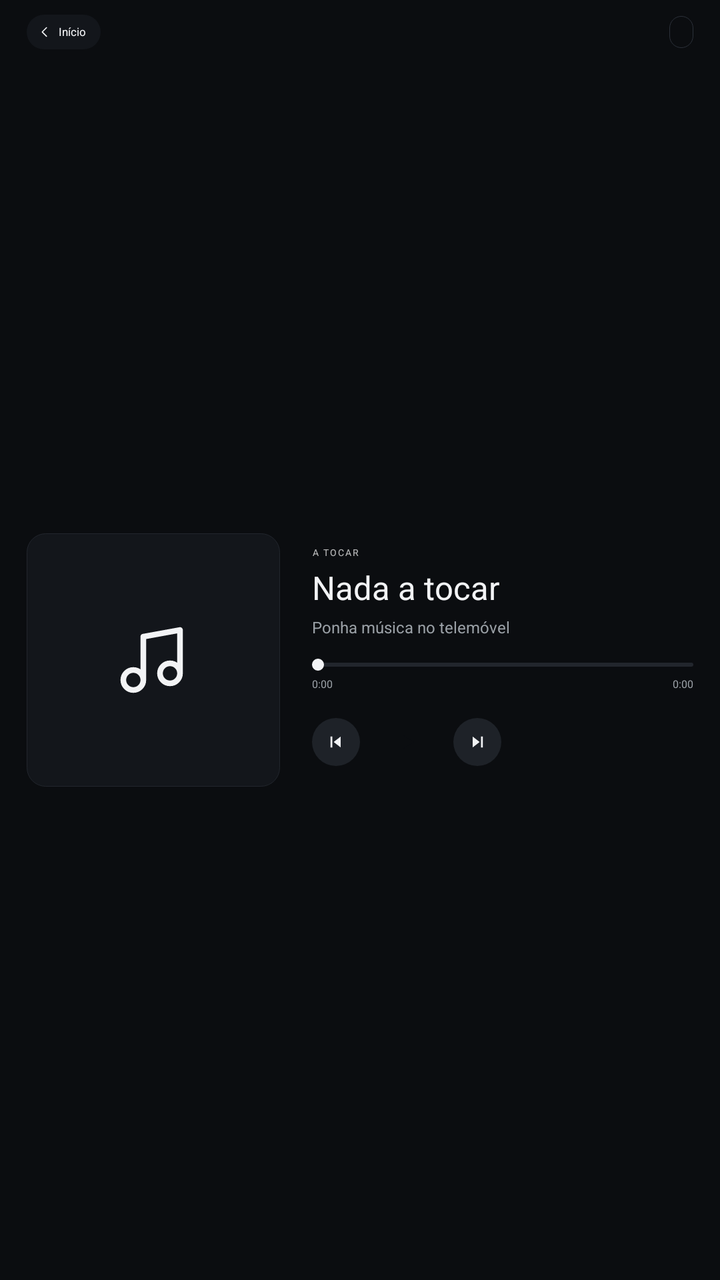
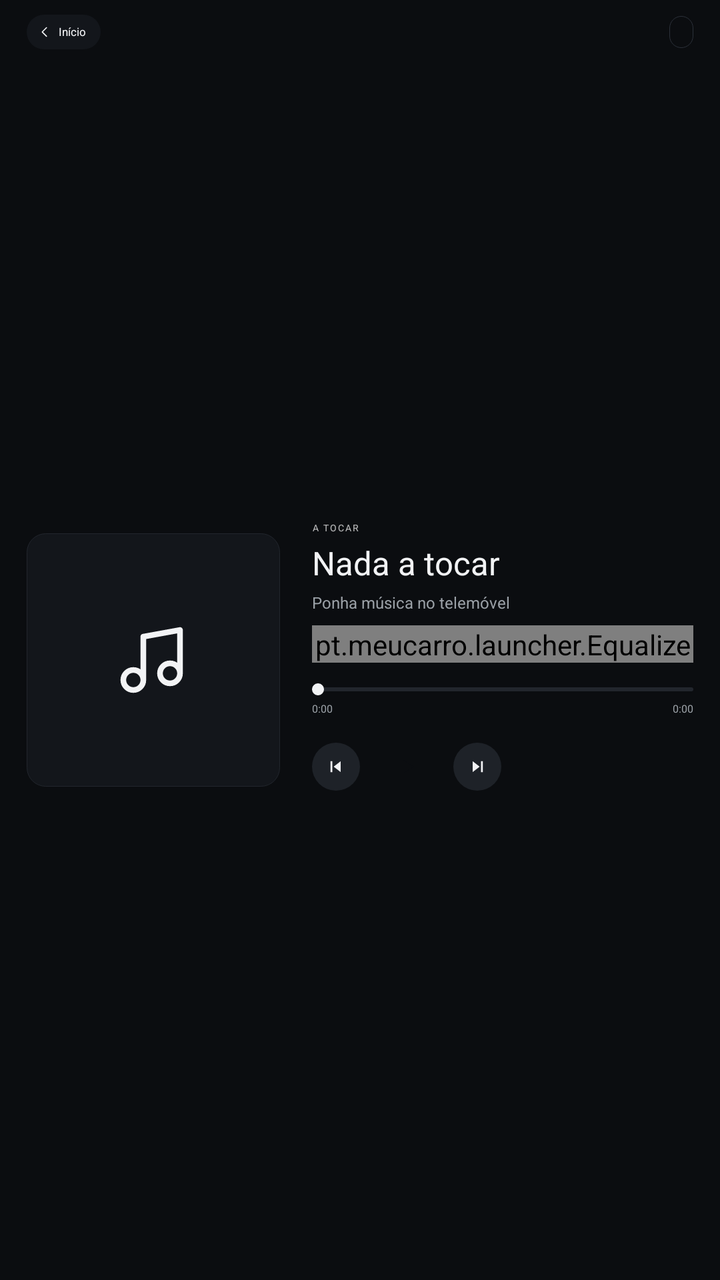

An Android layout rendered at two revisions. The XML below is the earlier revision; the diff shows what the commit changed to produce the second picture.
<!-- AndroidManifest.xml: application theme AppTheme -->
<!-- res/layout/layout_tocar.xml -->
<?xml version="1.0" encoding="utf-8"?>
<LinearLayout xmlns:android="http://schemas.android.com/apk/res/android"
    android:layout_width="match_parent"
    android:layout_height="match_parent"
    android:background="#FF0B0D10"
    android:orientation="vertical"
    android:paddingStart="40px"
    android:paddingTop="20px"
    android:paddingEnd="40px"
    android:paddingBottom="36px">

    
    <LinearLayout
        android:layout_width="match_parent"
        android:layout_height="56px"
        android:gravity="center_vertical"
        android:orientation="horizontal">

        <LinearLayout
            android:id="@+id/btn_back"
            android:layout_width="wrap_content"
            android:layout_height="52px"
            android:background="@drawable/pill_bg"
            android:clickable="true"
            android:contentDescription="Voltar ao início"
            android:focusable="true"
            android:gravity="center_vertical"
            android:orientation="horizontal"
            android:paddingStart="16px"
            android:paddingEnd="22px">

            <ImageView
                android:layout_width="22px"
                android:layout_height="22px"
                android:importantForAccessibility="no"
                android:scaleType="fitCenter"
                android:src="@drawable/ic_back" />

            <TextView
                android:layout_width="wrap_content"
                android:layout_height="wrap_content"
                android:layout_marginStart="10px"
                android:tag="w600"
                android:text="Início"
                android:textColor="#FFF2F3F5"
                android:textSize="17px" />
        </LinearLayout>

        <View
            android:layout_width="0px"
            android:layout_height="1px"
            android:layout_weight="1" />

        <TextView
            android:id="@+id/source_chip"
            android:layout_width="wrap_content"
            android:layout_height="48px"
            android:background="@drawable/chip_bg"
            android:clickable="true"
            android:focusable="true"
            android:gravity="center"
            android:maxLines="1"
            android:paddingStart="18px"
            android:paddingEnd="18px"
            android:tag="w600"
            android:textColor="#FFC9CDD3"
            android:textSize="16px" />
    </LinearLayout>

    
    <LinearLayout
        android:layout_width="match_parent"
        android:layout_height="0px"
        android:layout_marginTop="20px"
        android:layout_weight="1"
        android:gravity="center_vertical"
        android:orientation="horizontal">

        <FrameLayout
            android:id="@+id/art_box"
            android:layout_width="380px"
            android:layout_height="380px"
            android:background="@drawable/card_bg">

            <ImageView
                android:id="@+id/art_placeholder"
                android:layout_width="120px"
                android:layout_height="120px"
                android:layout_gravity="center"
                android:importantForAccessibility="no"
                android:scaleType="fitCenter"
                android:src="@drawable/ic_music"
                android:tag="accent_tint" />

            <ImageView
                android:id="@+id/art"
                android:layout_width="match_parent"
                android:layout_height="match_parent"
                android:contentDescription="Capa do álbum"
                android:scaleType="centerCrop"
                android:visibility="gone" />
        </FrameLayout>

        <LinearLayout
            android:layout_width="0px"
            android:layout_height="wrap_content"
            android:layout_marginStart="48px"
            android:layout_weight="1"
            android:orientation="vertical">

            <TextView
                android:id="@+id/np_label"
                android:layout_width="wrap_content"
                android:layout_height="wrap_content"
                android:letterSpacing="0.14"
                android:tag="w700 accent_text"
                android:text="A TOCAR"
                android:textSize="14px" />

            <TextView
                android:id="@+id/np_title"
                android:layout_width="match_parent"
                android:layout_height="wrap_content"
                android:layout_marginTop="10px"
                android:ellipsize="end"
                android:letterSpacing="0"
                android:maxLines="2"
                android:tag="w600"
                android:text="Nada a tocar"
                android:textColor="#FFF2F3F5"
                android:textSize="49px" />

            <TextView
                android:id="@+id/np_subtitle"
                android:layout_width="match_parent"
                android:layout_height="wrap_content"
                android:layout_marginTop="10px"
                android:ellipsize="end"
                android:maxLines="1"
                android:tag="w500"
                android:text="Ponha música no telemóvel"
                android:textColor="#FF9AA0A6"
                android:textSize="24px" />

            <TextView
                android:id="@+id/btn_access"
                android:layout_width="wrap_content"
                android:layout_height="56px"
                android:layout_marginTop="24px"
                android:background="@drawable/pill_bg"
                android:clickable="true"
                android:focusable="true"
                android:gravity="center"
                android:paddingStart="26px"
                android:paddingEnd="26px"
                android:tag="w600"
                android:text="Ativar acesso"
                android:textColor="#FFF2F3F5"
                android:textSize="19px"
                android:visibility="gone" />

            <LinearLayout
                android:id="@+id/progress_row"
                android:layout_width="match_parent"
                android:layout_height="wrap_content"
                android:layout_marginTop="28px"
                android:orientation="vertical">

                <FrameLayout
                    android:id="@+id/progress_track"
                    android:layout_width="match_parent"
                    android:layout_height="24px">

                    <View
                        android:layout_width="match_parent"
                        android:layout_height="6px"
                        android:layout_gravity="center_vertical"
                        android:background="@drawable/track_bg" />

                    <View
                        android:id="@+id/progress_fill"
                        android:layout_width="0px"
                        android:layout_height="6px"
                        android:layout_gravity="center_vertical|start"
                        android:tag="accent_bar" />

                    <View
                        android:id="@+id/progress_thumb"
                        android:layout_width="18px"
                        android:layout_height="18px"
                        android:layout_gravity="center_vertical|start"
                        android:background="@drawable/thumb_bg" />
                </FrameLayout>

                <LinearLayout
                    android:layout_width="match_parent"
                    android:layout_height="wrap_content"
                    android:layout_marginTop="6px"
                    android:orientation="horizontal">

                    <TextView
                        android:id="@+id/time_pos"
                        android:layout_width="wrap_content"
                        android:layout_height="wrap_content"
                        android:tag="w500"
                        android:text="0:00"
                        android:textColor="#FF9AA0A6"
                        android:textSize="16px" />

                    <View
                        android:layout_width="0px"
                        android:layout_height="1px"
                        android:layout_weight="1" />

                    <TextView
                        android:id="@+id/time_dur"
                        android:layout_width="wrap_content"
                        android:layout_height="wrap_content"
                        android:tag="w500"
                        android:text="0:00"
                        android:textColor="#FF9AA0A6"
                        android:textSize="16px" />
                </LinearLayout>
            </LinearLayout>

            <LinearLayout
                android:layout_width="wrap_content"
                android:layout_height="wrap_content"
                android:layout_marginTop="28px"
                android:gravity="center_vertical"
                android:orientation="horizontal">

                <ImageView
                    android:id="@+id/np_prev"
                    android:layout_width="72px"
                    android:layout_height="72px"
                    android:background="@drawable/btn_round_bg"
                    android:clickable="true"
                    android:contentDescription="Anterior"
                    android:focusable="true"
                    android:padding="22px"
                    android:scaleType="fitCenter"
                    android:src="@drawable/ic_prev" />

                <ImageView
                    android:id="@+id/np_play"
                    android:layout_width="96px"
                    android:layout_height="96px"
                    android:layout_marginStart="22px"
                    android:clickable="true"
                    android:contentDescription="Reproduzir ou pausar"
                    android:focusable="true"
                    android:padding="30px"
                    android:scaleType="fitCenter"
                    android:src="@drawable/ic_play_dark"
                    android:tag="accent_bg" />

                <ImageView
                    android:id="@+id/np_next"
                    android:layout_width="72px"
                    android:layout_height="72px"
                    android:layout_marginStart="22px"
                    android:background="@drawable/btn_round_bg"
                    android:clickable="true"
                    android:contentDescription="Seguinte"
                    android:focusable="true"
                    android:padding="22px"
                    android:scaleType="fitCenter"
                    android:src="@drawable/ic_next" />
            </LinearLayout>
        </LinearLayout>
    </LinearLayout>
</LinearLayout>
<!-- resources referenced by this layout -->
<resources>
  <!-- drawable btn_round_bg (drawable) -->
  <?xml version="1.0" encoding="utf-8"?>
  <ripple xmlns:android="http://schemas.android.com/apk/res/android" android:color="#33FFFFFF">
      <item>
          <shape android:shape="oval">
              <solid android:color="#FF1E2228" />
          </shape>
      </item>
  </ripple>
  <!-- drawable card_bg (drawable) -->
  <?xml version="1.0" encoding="utf-8"?>
  <shape xmlns:android="http://schemas.android.com/apk/res/android" android:shape="rectangle">
      <solid android:color="#FF13161B" />
      <corners android:radius="28px" />
      <stroke android:width="1px" android:color="#FF22262D" />
  </shape>
  <!-- drawable chip_bg (drawable) -->
  <?xml version="1.0" encoding="utf-8"?>
  <ripple xmlns:android="http://schemas.android.com/apk/res/android" android:color="#33FFFFFF">
      <item>
          <shape android:shape="rectangle">
              <corners android:radius="24px" />
              <stroke android:width="1px" android:color="#FF2C313A" />
          </shape>
      </item>
  </ripple>
  <!-- drawable ic_next (drawable) -->
  <?xml version="1.0" encoding="utf-8"?>
  <vector xmlns:android="http://schemas.android.com/apk/res/android"
      android:width="24dp" android:height="24dp"
      android:viewportWidth="24" android:viewportHeight="24">
      <path
          android:pathData="M6,5L15,12L6,19ZM16.8,5H19V19H16.8Z"
          android:fillColor="#FFF2F3F5" />
  </vector>
  <!-- drawable ic_play_dark (drawable) -->
  <?xml version="1.0" encoding="utf-8"?>
  <vector xmlns:android="http://schemas.android.com/apk/res/android"
      android:width="24dp" android:height="24dp"
      android:viewportWidth="24" android:viewportHeight="24">
      <path
          android:pathData="M8,5V19L19,12Z"
          android:fillColor="#FF0B0D10" />
  </vector>
  <!-- drawable ic_prev (drawable) -->
  <?xml version="1.0" encoding="utf-8"?>
  <vector xmlns:android="http://schemas.android.com/apk/res/android"
      android:width="24dp" android:height="24dp"
      android:viewportWidth="24" android:viewportHeight="24">
      <path
          android:pathData="M18,19L9,12L18,5ZM5,5H7.2V19H5Z"
          android:fillColor="#FFF2F3F5" />
  </vector>
  <!-- drawable pill_bg (drawable) -->
  <?xml version="1.0" encoding="utf-8"?>
  <ripple xmlns:android="http://schemas.android.com/apk/res/android" android:color="#33FFFFFF">
      <item>
          <shape android:shape="rectangle">
              <solid android:color="#FF13161B" />
              <corners android:radius="26px" />
          </shape>
      </item>
  </ripple>
  <!-- drawable thumb_bg (drawable) -->
  <?xml version="1.0" encoding="utf-8"?>
  <shape xmlns:android="http://schemas.android.com/apk/res/android" android:shape="oval">
      <solid android:color="#FFF2F3F5" />
  </shape>
  <!-- drawable track_bg (drawable) -->
  <?xml version="1.0" encoding="utf-8"?>
  <shape xmlns:android="http://schemas.android.com/apk/res/android" android:shape="rectangle">
      <solid android:color="#FF22262D" />
      <corners android:radius="3px" />
  </shape>
  <style name="AppTheme" parent="android:Theme.Material.NoActionBar">
          <item name="android:windowBackground">@drawable/window_bg</item>
          <item name="android:statusBarColor">#FF0B0D10</item>
          <item name="android:navigationBarColor">#FF0B0D10</item>
          <item name="android:colorAccent">#FF5EEAD4</item>
          <item name="android:windowShowWallpaper">false</item>
      </style>
  <!-- drawable window_bg (drawable) -->
  <?xml version="1.0" encoding="utf-8"?>
  <shape xmlns:android="http://schemas.android.com/apk/res/android" android:shape="rectangle">
      <solid android:color="#FF0B0D10" />
  </shape>
  <!-- unchanged entries left out for length: 2 -->
</resources>

<!-- the commit's change to res/layout/layout_tocar.xml (unified diff, before → after) -->
@@ -141,6 +141,12 @@
                 android:text="Ponha música no telemóvel"
                 android:textColor="#FF9AA0A6"
                 android:textSize="24px" />
+
+            <pt.meucarro.launcher.EqualizerView
+                android:id="@+id/np_eq"
+                android:layout_width="match_parent"
+                android:layout_height="56px"
+                android:layout_marginTop="18px" />
 
             <TextView
                 android:id="@+id/btn_access"
